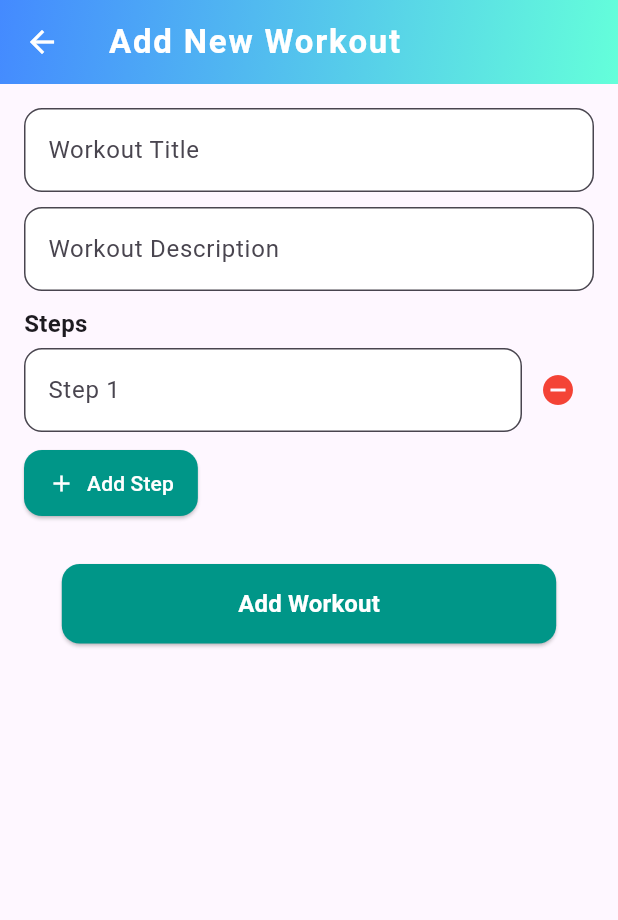
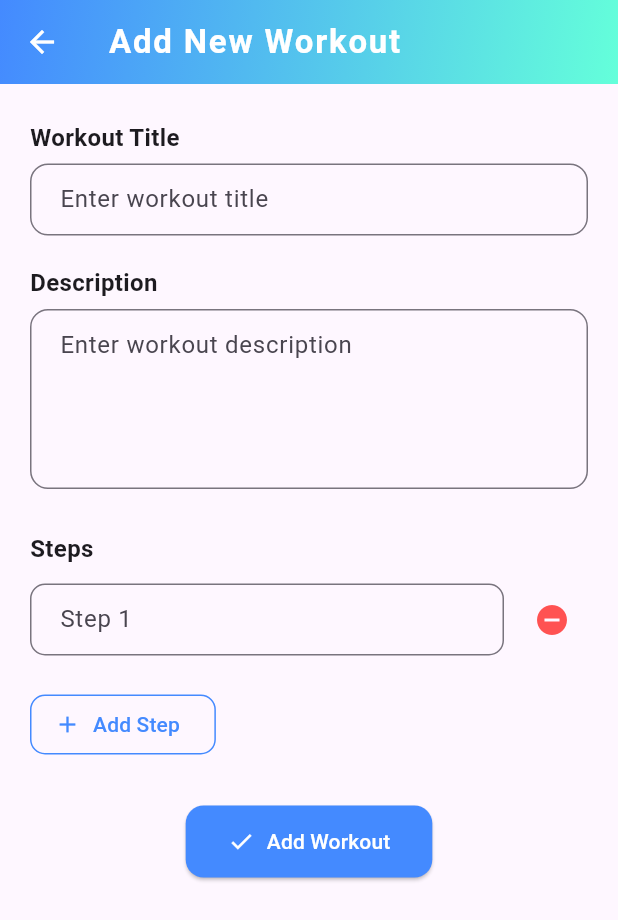
Before and after one commit to Lacesz0123/fitwithus, a Flutter app: the AddWorkoutScreen screen opened directly with empty values, after a tap on "Add Step", on a phone screen of 412 x 824 dp. Shown: the top 920 px of the screen. Run offline on Flutter 3.47's test engine with Material 3 defaults, Android fonts, the phone set to English and light mode, and no system bars; our stand-ins replace cloud_firestore, email_validator, firebase_auth, firebase_core, firebase_storage, fl_chart and 2 more; accounts and stored records are empty.

Commit message:
add new workout UI updated

```diff
--- a/lib/workouts/in_a_category/add_workout_screen.dart
+++ b/lib/workouts/in_a_category/add_workout_screen.dart
@@ -25,7 +25,6 @@ class _AddWorkoutScreenState extends State<AddWorkoutScreen> {
     super.dispose();
   }
 
-  // Új edzés hozzáadása
   Future<void> _addWorkout() async {
     String title = _titleController.text.trim();
     String description = _descriptionController.text.trim();
@@ -44,7 +43,7 @@ class _AddWorkoutScreenState extends State<AddWorkoutScreen> {
           'category': widget.category,
         });
 
-        Navigator.of(context).pop(); // Visszatérés az előző képernyőre
+        Navigator.of(context).pop();
         ScaffoldMessenger.of(context).showSnackBar(
           const SnackBar(content: Text('Workout added successfully')),
         );
@@ -60,14 +59,12 @@ class _AddWorkoutScreenState extends State<AddWorkoutScreen> {
     }
   }
 
-  // Új lépés hozzáadása
   void _addStep() {
     setState(() {
       _stepsControllers.add(TextEditingController());
     });
   }
 
-  // Lépés eltávolítása
   void _removeStep(int index) {
     setState(() {
       _stepsControllers.removeAt(index);
@@ -90,46 +87,58 @@ class _AddWorkoutScreenState extends State<AddWorkoutScreen> {
         ),
       ),
       body: SingleChildScrollView(
-        child: Padding(
-          padding: const EdgeInsets.all(16.0),
+        padding: const EdgeInsets.symmetric(horizontal: 20, vertical: 24),
         child: Column(
           crossAxisAlignment: CrossAxisAlignment.start,
           children: [
+            const Text(
+              'Workout Title',
+              style: TextStyle(fontSize: 16, fontWeight: FontWeight.w600),
+            ),
+            const SizedBox(height: 6),
             TextField(
               controller: _titleController,
               decoration: InputDecoration(
-                  labelText: 'Workout Title',
+                hintText: 'Enter workout title',
                 border: OutlineInputBorder(
                   borderRadius: BorderRadius.circular(12),
                 ),
-                  filled: true,
-                  fillColor: Colors.white,
+                contentPadding:
+                    const EdgeInsets.symmetric(horizontal: 16, vertical: 12),
               ),
             ),
-              const SizedBox(height: 10),
+            const SizedBox(height: 20),
+            const Text(
+              'Description',
+              style: TextStyle(fontSize: 16, fontWeight: FontWeight.w600),
+            ),
+            const SizedBox(height: 6),
             TextField(
               controller: _descriptionController,
+              maxLines: 4,
               decoration: InputDecoration(
-                  labelText: 'Workout Description',
+                hintText: 'Enter workout description',
                 border: OutlineInputBorder(
                   borderRadius: BorderRadius.circular(12),
                 ),
-                  filled: true,
-                  fillColor: Colors.white,
+                contentPadding:
+                    const EdgeInsets.symmetric(horizontal: 16, vertical: 12),
               ),
             ),
-              const SizedBox(height: 10),
+            const SizedBox(height: 28),
             const Text(
               'Steps',
-                style: TextStyle(fontSize: 16, fontWeight: FontWeight.bold),
+              style: TextStyle(fontSize: 16, fontWeight: FontWeight.w600),
             ),
-              const SizedBox(height: 5),
+            const SizedBox(height: 12),
             ListView.builder(
               shrinkWrap: true,
               physics: const NeverScrollableScrollPhysics(),
               itemCount: _stepsControllers.length,
               itemBuilder: (context, index) {
-                  return Row(
+                return Padding(
+                  padding: const EdgeInsets.only(bottom: 12),
+                  child: Row(
                     children: [
                       Expanded(
                         child: TextField(
@@ -137,57 +146,49 @@ class _AddWorkoutScreenState extends State<AddWorkoutScreen> {
                           decoration: InputDecoration(
                             labelText: 'Step ${index + 1}',
                             border: OutlineInputBorder(
-                              borderRadius: BorderRadius.circular(12),
+                              borderRadius: BorderRadius.circular(10),
                             ),
-                            filled: true,
-                            fillColor: Colors.white,
+                            contentPadding: const EdgeInsets.symmetric(
+                                horizontal: 16, vertical: 12),
                           ),
                         ),
                       ),
+                      const SizedBox(width: 8),
                       IconButton(
-                        icon:
-                            const Icon(Icons.remove_circle, color: Colors.red),
+                        icon: const Icon(Icons.remove_circle,
+                            color: Colors.redAccent),
                         onPressed: () => _removeStep(index),
                       ),
                     ],
+                  ),
                 );
               },
             ),
             const SizedBox(height: 10),
-              ElevatedButton.icon(
+            OutlinedButton.icon(
               onPressed: _addStep,
+              icon: const Icon(Icons.add),
+              label: const Text('Add Step'),
+              style: OutlinedButton.styleFrom(
+                foregroundColor: Colors.blueAccent,
+                side: const BorderSide(color: Colors.blueAccent),
+                shape: RoundedRectangleBorder(
+                    borderRadius: BorderRadius.circular(10)),
+              ),
+            ),
+            const SizedBox(height: 30),
+            Center(
+              child: ElevatedButton.icon(
+                onPressed: _addWorkout,
+                icon: const Icon(Icons.check),
+                label: const Text('Add Workout'),
                 style: ElevatedButton.styleFrom(
-                  backgroundColor: Colors.teal,
+                  backgroundColor: Colors.blueAccent,
                   foregroundColor: Colors.white,
                   padding:
-                      const EdgeInsets.symmetric(vertical: 12, horizontal: 16),
+                      const EdgeInsets.symmetric(horizontal: 28, vertical: 14),
                   shape: RoundedRectangleBorder(
                     borderRadius: BorderRadius.circular(12),
-                  ),
-                ),
-                icon: const Icon(Icons.add, color: Colors.white),
-                label: const Text('Add Step'),
-              ),
-              const SizedBox(
-                  height: 30), // Extra távolság biztosítása a gomb fölött
-              Center(
-                child: SizedBox(
-                  width: MediaQuery.of(context).size.width *
-                      0.8, // A gomb szélessége a képernyő 80%-a
-                  child: ElevatedButton(
-                    onPressed: _addWorkout,
-                    style: ElevatedButton.styleFrom(
-                      backgroundColor: Colors.teal,
-                      foregroundColor: Colors.white,
-                      padding: const EdgeInsets.symmetric(vertical: 15),
-                      shape: RoundedRectangleBorder(
-                        borderRadius: BorderRadius.circular(12),
-                      ),
-                    ),
-                    child: const Text(
-                      'Add Workout',
-                      style:
-                          TextStyle(fontSize: 16, fontWeight: FontWeight.bold),
                   ),
                 ),
               ),
@@ -195,7 +196,6 @@ class _AddWorkoutScreenState extends State<AddWorkoutScreen> {
           ],
         ),
       ),
-      ),
     );
   }
 }
```
Lines whose indentation alone changed are shown as unchanged.
